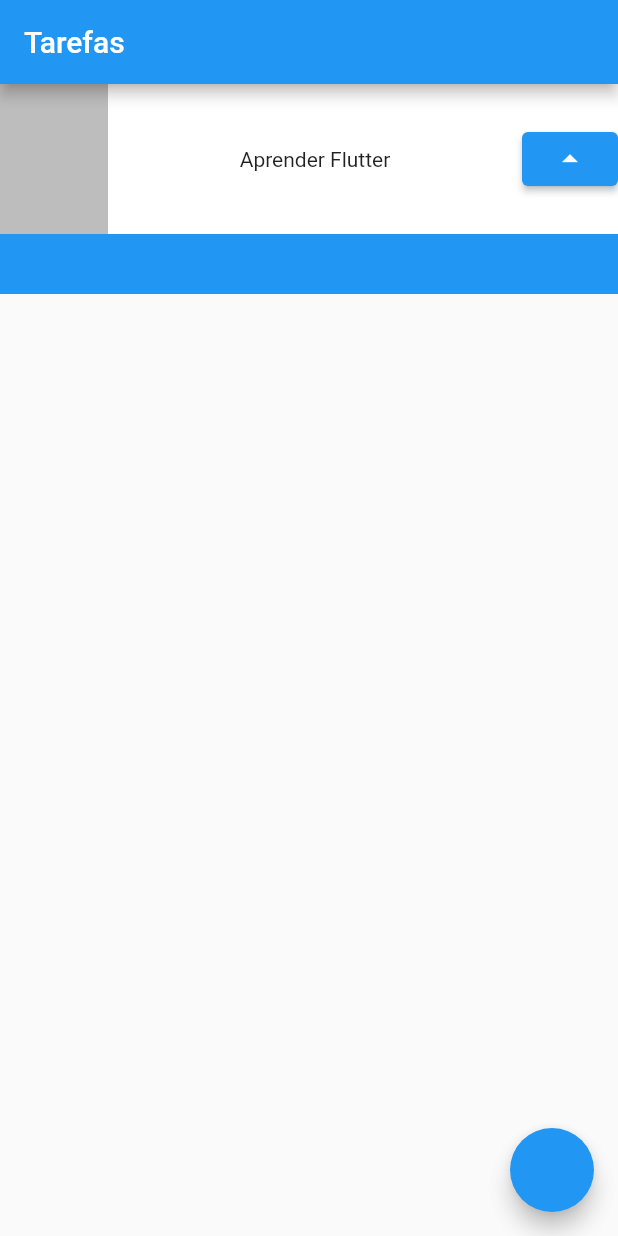
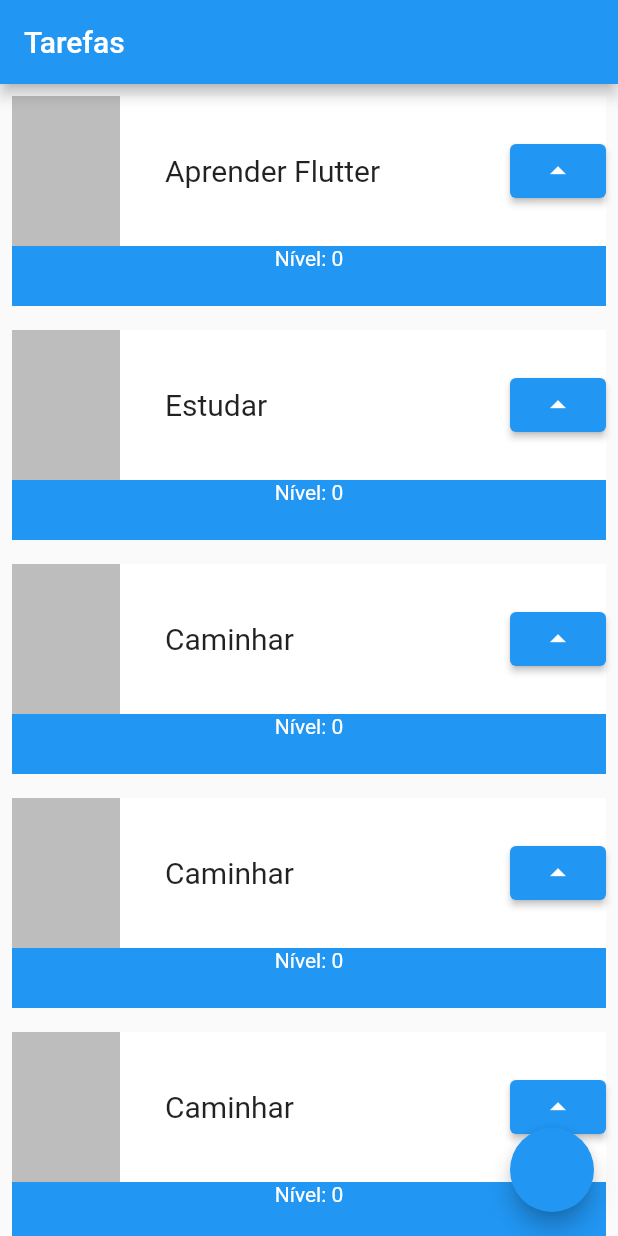
Before and after one commit to luisdesouza10/primeiro_projeto_flutter, a Flutter app: the screen it shows after launch, on a phone screen of 412 x 824 dp. Run offline on Flutter 3.47's test engine with Material 2 defaults, Android fonts, the phone set to English and light mode, and no system bars.

```diff
--- a/lib/main.dart
+++ b/lib/main.dart
@@ -18,12 +18,40 @@ class MyApp extends StatelessWidget {
           appBar: AppBar(
             title: Text('Tarefas'),
           ),
-          body: Container(
+          body: ListView(children: [
+            Task('Aprender Flutter'),
+            Task('Estudar'),
+            Task('Caminhar'),
+            Task('Caminhar'),
+            Task('Caminhar'),
+            Task('Caminhar'),
+            Task('Caminhar'),
+            Task('Caminhar'),
+            Task('Caminhar'),
+          ]),
+          floatingActionButton: FloatingActionButton(
+            onPressed: () {},
+          ),
+        ));
+  }
+}
+
+class Task extends StatelessWidget {
+  final String nome;
+  const Task(this.nome, {super.key});
+
+  @override
+  Widget build(BuildContext context) {
+    return Padding(
+      padding: const EdgeInsets.all(8.0),
+      child: Container(
         child: Stack(children: [
           Container(
             color: Colors.blue,
             height: 140,
           ),
+          Column(
+            children: [
               Container(
                   color: Colors.white,
                   height: 100,
@@ -31,16 +59,28 @@ class MyApp extends StatelessWidget {
                     mainAxisAlignment: MainAxisAlignment.spaceBetween,
                     children: [
                       Container(color: Colors.black26, width: 72, height: 100),
-                      Text('Aprender Flutter'),
+                      Container(
+                        width: 200,
+                        child: Text(
+                          nome,
+                          style: TextStyle(
+                            fontSize: 20,
+                          ),
+                          overflow: TextOverflow.ellipsis,
+                        ),
+                      ),
                       ElevatedButton(
                           onPressed: () {}, child: Icon(Icons.arrow_drop_up))
                     ],
-                  ))
+                  )),
+              Text(
+                'Nível: 0',
+                style: TextStyle(color: Colors.white),
+              )
+            ],
+          )
         ]),
       ),
-          floatingActionButton: FloatingActionButton(
-            onPressed: () {},
-          ),
-        ));
+    );
   }
 }
```
Lines whose indentation alone changed are shown as unchanged.
